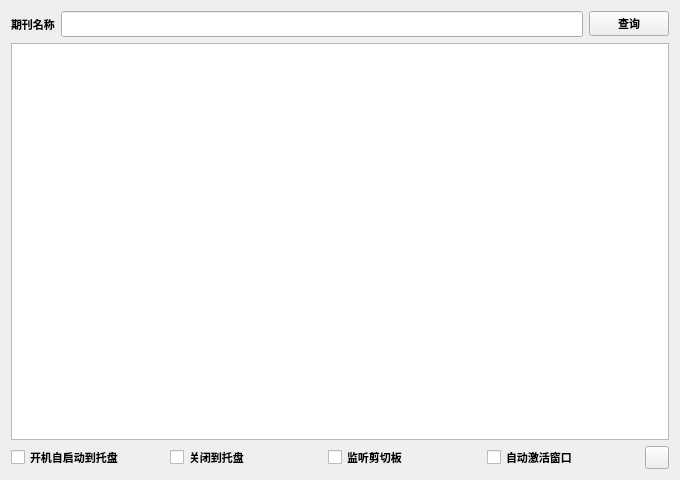
Old version of the form showjcr.ui in the repository hitfyd/ShowJCR.
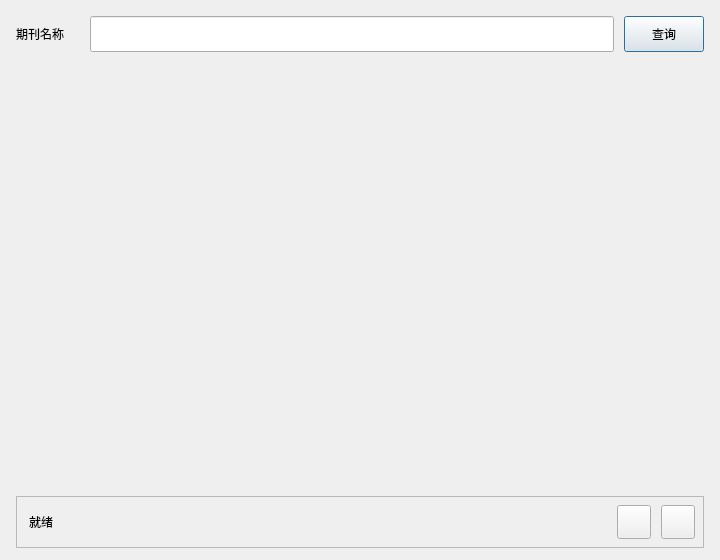
New version of the form. Icons and pictures are not drawn.

Commit message:
Release v2026-1.3 with macOS build, UI, search, and data improvements.
Add macOS install/package/release scripts, import FQBJCR 2021-2023 into jcr.db,
merge multi-year tabs for 中科院/JCR, and fix completer selection and bundling.

The edit to the form file:
```diff
--- a/showjcr.ui
+++ b/showjcr.ui
@@ -6,16 +6,15 @@
    <rect>
     <x>0</x>
     <y>0</y>
-    <width>680</width>
-    <height>480</height>
+    <width>720</width>
+    <height>560</height>
    </rect>
   </property>
-  <property name="font">
-   <font>
-    <family>微软雅黑</family>
-    <pointsize>8</pointsize>
-    <bold>true</bold>
-   </font>
+  <property name="minimumSize">
+   <size>
+    <width>640</width>
+    <height>480</height>
+   </size>
   </property>
   <property name="windowTitle">
    <string/>
@@ -24,13 +23,35 @@
    <iconset resource="resources/resources.qrc">
     <normaloff>:/image/jcr-logo.jpg</normaloff>:/image/jcr-logo.jpg</iconset>
   </property>
-  <layout class="QGridLayout" name="gridLayout">
-   <item row="0" column="0">
-    <layout class="QVBoxLayout" name="verticalLayout">
+  <layout class="QVBoxLayout" name="mainLayout">
+   <property name="spacing">
+    <number>12</number>
+   </property>
+   <property name="leftMargin">
+    <number>16</number>
+   </property>
+   <property name="topMargin">
+    <number>16</number>
+   </property>
+   <property name="rightMargin">
+    <number>16</number>
+   </property>
+   <property name="bottomMargin">
+    <number>12</number>
+   </property>
      <item>
-      <layout class="QHBoxLayout" name="horizontalLayout">
+    <layout class="QHBoxLayout" name="searchLayout">
+     <property name="spacing">
+      <number>10</number>
+     </property>
        <item>
         <widget class="QLabel" name="label">
+       <property name="minimumSize">
+        <size>
+         <width>64</width>
+         <height>0</height>
+        </size>
+       </property>
          <property name="text">
           <string>期刊名称</string>
          </property>
@@ -38,79 +59,149 @@
        </item>
        <item>
         <widget class="QLineEdit" name="lineEdit_journalName">
-         <property name="font">
-          <font>
-           <family>微软雅黑</family>
-           <pointsize>10</pointsize>
-           <italic>true</italic>
-           <bold>true</bold>
-          </font>
+       <property name="minimumSize">
+        <size>
+         <width>0</width>
+         <height>36</height>
+        </size>
+       </property>
+       <property name="clearButtonEnabled">
+        <bool>true</bool>
          </property>
         </widget>
        </item>
        <item>
         <widget class="QPushButton" name="pushButton_selectJournal">
+       <property name="minimumSize">
+        <size>
+         <width>72</width>
+         <height>36</height>
+        </size>
+       </property>
          <property name="text">
           <string>查询</string>
          </property>
+       <property name="default">
+        <bool>true</bool>
+       </property>
         </widget>
        </item>
       </layout>
      </item>
      <item>
-      <widget class="QTableView" name="tableView_journalInformation">
-       <property name="font">
-        <font>
-         <family>微软雅黑</family>
-         <pointsize>8</pointsize>
-         <bold>true</bold>
-        </font>
-       </property>
-       <property name="editTriggers">
-        <set>QAbstractItemView::EditTrigger::NoEditTriggers</set>
-       </property>
-       <attribute name="horizontalHeaderVisible">
+    <widget class="QTabWidget" name="tabWidget_journalInformation">
+     <property name="documentMode">
+      <bool>true</bool>
+     </property>
+     <property name="tabsClosable">
+      <bool>false</bool>
+     </property>
+     <property name="movable">
         <bool>false</bool>
-       </attribute>
-       <attribute name="verticalHeaderVisible">
-        <bool>false</bool>
-       </attribute>
+     </property>
+     <property name="tabPosition">
+      <enum>QTabWidget::North</enum>
+     </property>
       </widget>
      </item>
      <item>
-      <layout class="QHBoxLayout" name="horizontalLayout_3">
-       <item>
-        <widget class="QCheckBox" name="checkBox_autoStart">
-         <property name="text">
-          <string>开机自启动到托盘</string>
-         </property>
-        </widget>
-       </item>
+    <widget class="QFrame" name="footerFrame">
+     <property name="frameShape">
+      <enum>QFrame::StyledPanel</enum>
+     </property>
+     <property name="frameShadow">
+      <enum>QFrame::Plain</enum>
+     </property>
+     <layout class="QHBoxLayout" name="footerLayout">
+      <property name="spacing">
+       <number>10</number>
+      </property>
+      <property name="leftMargin">
+       <number>12</number>
+      </property>
+      <property name="topMargin">
+       <number>8</number>
+      </property>
+      <property name="rightMargin">
+       <number>8</number>
+      </property>
+      <property name="bottomMargin">
+       <number>8</number>
+      </property>
        <item>
-        <widget class="QCheckBox" name="checkBox_exit2Taskbar">
+       <widget class="QLabel" name="footerStatusLabel">
          <property name="text">
-          <string>关闭到托盘</string>
+         <string>就绪</string>
          </property>
         </widget>
        </item>
        <item>
-        <widget class="QCheckBox" name="checkBox_monitorClipboard">
-         <property name="text">
-          <string>监听剪切板</string>
-         </property>
-        </widget>
+       <spacer name="footerSpacer">
+        <property name="orientation">
+         <enum>Qt::Horizontal</enum>
+        </property>
+        <property name="sizeHint" stdset="0">
+         <size>
+          <width>40</width>
+          <height>20</height>
+         </size>
+        </property>
+       </spacer>
        </item>
        <item>
-        <widget class="QCheckBox" name="checkBox_autoActivateWindow">
+       <widget class="QToolButton" name="toolButton_settings">
+        <property name="minimumSize">
+         <size>
+          <width>34</width>
+          <height>34</height>
+         </size>
+        </property>
+        <property name="maximumSize">
+         <size>
+          <width>34</width>
+          <height>34</height>
+         </size>
+        </property>
+        <property name="toolTip">
+         <string>偏好设置</string>
+        </property>
          <property name="text">
-          <string>自动激活窗口</string>
+         <string/>
+        </property>
+        <property name="icon">
+         <iconset resource="resources/resources.qrc">
+          <normaloff>:/icon/settings.svg</normaloff>:/icon/settings.svg</iconset>
+        </property>
+        <property name="iconSize">
+         <size>
+          <width>18</width>
+          <height>18</height>
+         </size>
+        </property>
+        <property name="popupMode">
+         <enum>QToolButton::InstantPopup</enum>
+        </property>
+        <property name="autoRaise">
+         <bool>false</bool>
          </property>
         </widget>
        </item>
        <item>
         <widget class="QToolButton" name="toolButton_list">
-         <property name="contextMenuPolicy">
-          <enum>Qt::ContextMenuPolicy::DefaultContextMenu</enum>
+        <property name="minimumSize">
+         <size>
+          <width>34</width>
+          <height>34</height>
+         </size>
+        </property>
+        <property name="maximumSize">
+         <size>
+          <width>34</width>
+          <height>34</height>
+         </size>
+        </property>
+        <property name="toolTip">
+         <string>菜单</string>
          </property>
          <property name="text">
           <string/>
@@ -119,11 +210,22 @@
           <iconset resource="resources/resources.qrc">
            <normaloff>:/icon/menu.svg</normaloff>:/icon/menu.svg</iconset>
          </property>
+        <property name="iconSize">
+         <size>
+          <width>18</width>
+          <height>18</height>
+         </size>
+        </property>
+        <property name="popupMode">
+         <enum>QToolButton::InstantPopup</enum>
+        </property>
+        <property name="autoRaise">
+         <bool>false</bool>
+        </property>
         </widget>
        </item>
       </layout>
-     </item>
-    </layout>
+    </widget>
    </item>
   </layout>
   <action name="actionExit">
```
Lines whose indentation alone changed are shown as unchanged. The commit also changes 23 other files.
